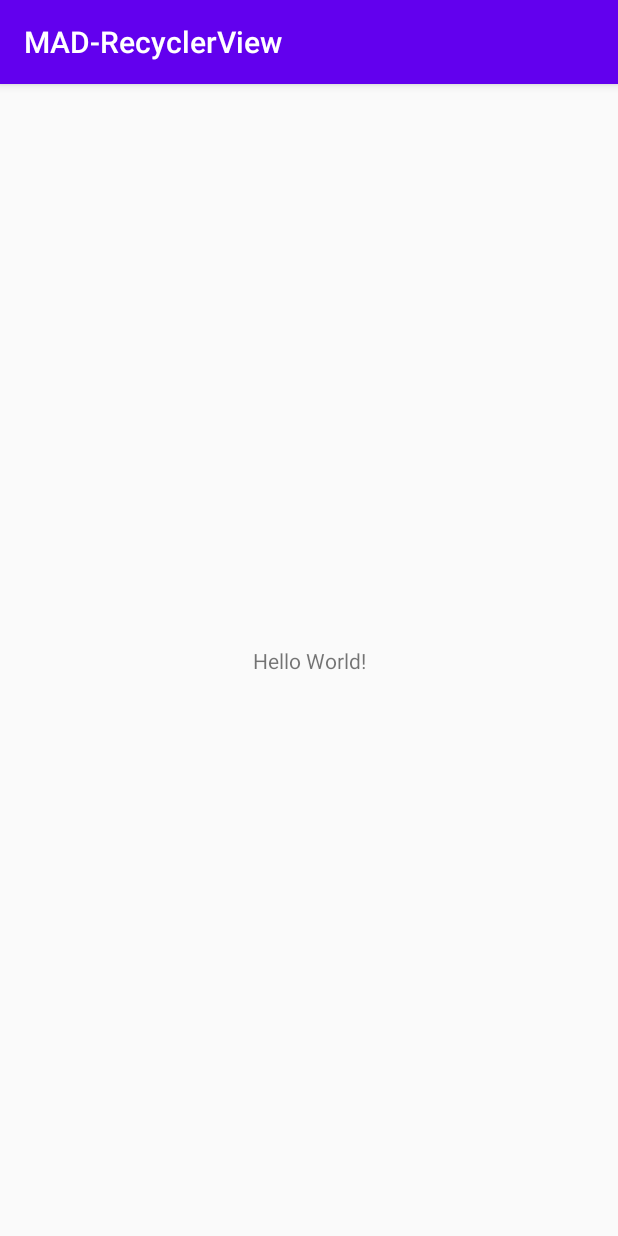
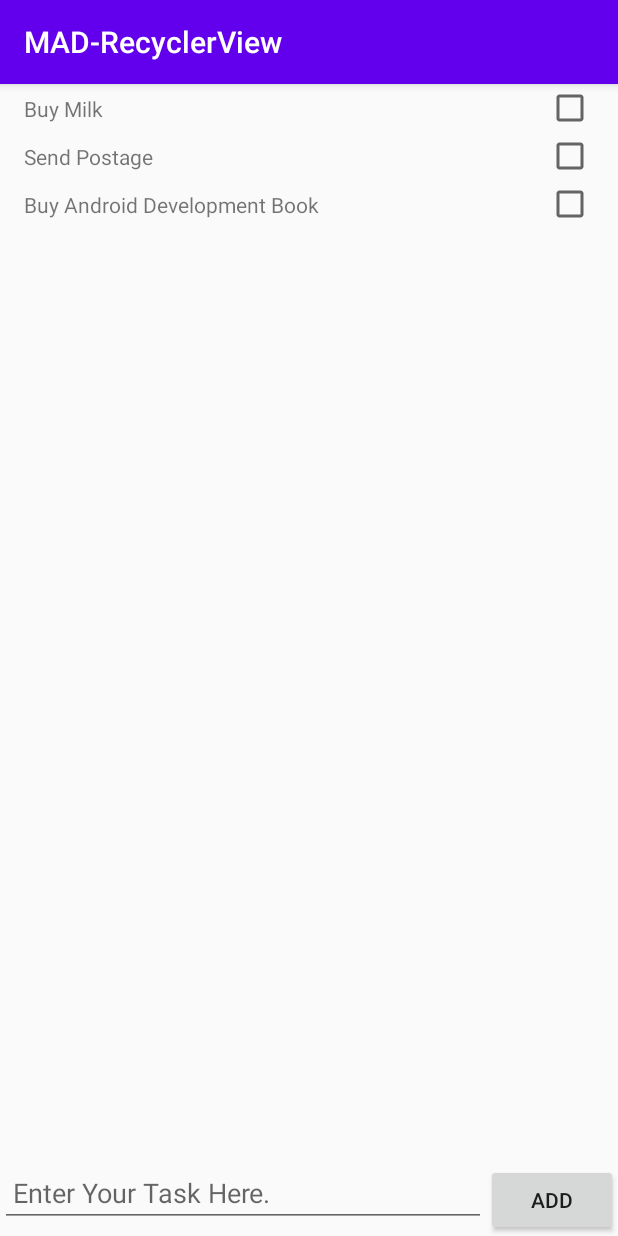
Before and after one commit to MAD-2020/mad-practical-5-recyclerview-DannyPolyLife, an Android app: the screen it shows after launch (MainActivity), on a phone screen of 412 x 824 dp. Run offline under Robolectric (Android 15) with nearby library versions, the phone set to English and light mode, and no system bars.

Commit message:
practical 5 done

```diff
--- a/app/src/main/java/sg/edu/np/mad/mad_recyclerview/MainActivity.java
+++ b/app/src/main/java/sg/edu/np/mad/mad_recyclerview/MainActivity.java
@@ -1,20 +1,60 @@
 package sg.edu.np.mad.mad_recyclerview;
 
 import androidx.appcompat.app.AppCompatActivity;
+import androidx.recyclerview.widget.DefaultItemAnimator;
+import androidx.recyclerview.widget.LinearLayoutManager;
 import androidx.recyclerview.widget.RecyclerView;
 
 import android.content.Context;
 import android.os.Bundle;
+import android.view.View;
 import android.view.inputmethod.InputMethodManager;
+import android.widget.Button;
+import android.widget.EditText;
+import android.widget.TextView;
 
 import java.util.ArrayList;
 
 public class MainActivity extends AppCompatActivity {
 
+    EditText addingToDoItems;
+    Button addingOfItemsBtn;
+    ArrayList<String> toDoTaskList = new ArrayList<>();
+
     @Override
     protected void onCreate(Bundle savedInstanceState) {
         super.onCreate(savedInstanceState);
         setContentView(R.layout.activity_main);
+
+
+        RecyclerView recyclerViewCustom = findViewById(R.id.recyclerView);
+        final recyclerViewAdaptor cAdaptor = new recyclerViewAdaptor(toDoTaskList);
+        LinearLayoutManager cLayoutManager = new LinearLayoutManager(this);
+        recyclerViewCustom.setLayoutManager(cLayoutManager);
+        recyclerViewCustom.setAdapter(cAdaptor);
+        recyclerViewCustom.setItemAnimator(new DefaultItemAnimator());
+
+        InitData();
+
+        Button add = (Button) findViewById(R.id.addTaskBtn);
+        final EditText addingText = (EditText) findViewById(R.id.addTaskEditText);
+        add.setOnClickListener(new View.OnClickListener() {
+            @Override
+            public void onClick(View v) {
+                String data = addingText.getText().toString();
+                toDoTaskList.add(data);
+                cAdaptor.notifyDataSetChanged();
+            }
+        });
+    }
+
+    public void InitData(){
+        String milk = "Buy Milk";
+        String postage = "Send Postage";
+        String androidDevBook = "Buy Android Development Book";
+        toDoTaskList.add(milk);
+        toDoTaskList.add(postage);
+        toDoTaskList.add(androidDevBook);
     }
 
     /**
@@ -32,4 +72,6 @@ public class MainActivity extends AppCompatActivity {
         InputMethodManager imm = (InputMethodManager)getSystemService(Context.INPUT_METHOD_SERVICE);
         imm.hideSoftInputFromWindow(rv.getWindowToken(), 0);
     }
+
+
 }
--- /dev/null
+++ b/app/src/main/java/sg/edu/np/mad/mad_recyclerview/recyclerViewAdaptor.java
@@ -0,0 +1,69 @@
+package sg.edu.np.mad.mad_recyclerview;
+
+import android.app.AlertDialog;
+import android.content.DialogInterface;
+import android.view.LayoutInflater;
+import android.view.View;
+import android.view.ViewGroup;
+import android.widget.TextView;
+
+import androidx.recyclerview.widget.RecyclerView;
+import java.util.ArrayList;
+
+public class recyclerViewAdaptor extends RecyclerView.Adapter<recyclerViewHolder>{
+    private ArrayList<String> todoList;
+    TextView displayItem;
+    public recyclerViewAdaptor(ArrayList<String> listOfThings){
+        this.todoList = listOfThings;
+    }
+
+
+    public recyclerViewHolder onCreateViewHolder(ViewGroup parent, int viewType) {
+        View view = LayoutInflater.from(parent.getContext()).inflate(R.layout.recycler_view_item,parent,false);
+        recyclerViewHolder holder = new recyclerViewHolder(view);
+        return holder;
+    }
+
+    public void onBindViewHolder(recyclerViewHolder holder, final int position){
+        String list_items = todoList.get(position);
+
+        holder.txt.setText(list_items);
+        final String item = holder.txt.getText().toString();
+        holder.deleteArea.setOnClickListener(new View.OnClickListener() {
+            @Override
+            public void onClick(View v) {
+                //Add here the alert and deleting method
+                AlertDialog.Builder builder = new AlertDialog.Builder(v.getContext());
+                // Get the layout inflater
+                LayoutInflater layoutInflater = LayoutInflater.from(v.getContext());
+                // Inflate and set the layout for the dialog
+                // Pass null as the parent view because its going in the dialog layout
+                View AlertView = layoutInflater.inflate(R.layout.alert,null);
+                builder.setView(AlertView)
+                        // Add action buttons
+                        .setPositiveButton("Yes", new DialogInterface.OnClickListener() {
+                            @Override
+                            public void onClick(DialogInterface dialog, int id) {
+                                todoList.remove(position);
+                                notifyDataSetChanged();
+                            }
+                        })
+                        .setNegativeButton("No", new DialogInterface.OnClickListener() {
+                            public void onClick(DialogInterface dialog, int id) {
+                                dialog.cancel();
+                            }
+                        });
+
+                displayItem = (TextView) AlertView.findViewById(R.id.itemName);
+                displayItem.setText(item + "?");
+                AlertDialog alertDialog = builder.create();
+                alertDialog.setTitle("Delete");
+                alertDialog.show();
+            }
+        });
+    }
+
+    public int getItemCount(){
+        return todoList.size();
+    }
+}
--- /dev/null
+++ b/app/src/main/java/sg/edu/np/mad/mad_recyclerview/recyclerViewHolder.java
@@ -0,0 +1,22 @@
+package sg.edu.np.mad.mad_recyclerview;
+
+import android.view.View;
+import android.widget.CheckBox;
+import android.widget.ImageView;
+import android.widget.TextView;
+
+import androidx.constraintlayout.widget.ConstraintLayout;
+import androidx.recyclerview.widget.RecyclerView;
+
+public class recyclerViewHolder extends RecyclerView.ViewHolder {
+    TextView txt;
+    CheckBox checkBox;
+    ConstraintLayout deleteArea;
+
+    public recyclerViewHolder(View itemView){
+        super(itemView);
+        txt = itemView.findViewById(R.id.taskTextView);
+        checkBox = itemView.findViewById(R.id.taskCheckBox);
+        deleteArea = itemView.findViewById(R.id.deletingHitBox);
+    }
+}
--- a/app/src/main/res/layout/activity_main.xml
+++ b/app/src/main/res/layout/activity_main.xml
@@ -5,14 +5,38 @@
     android:layout_width="match_parent"
     android:layout_height="match_parent"
     tools:context=".MainActivity">
+<LinearLayout
+    android:layout_width="match_parent"
+    android:layout_height="match_parent"
+    android:orientation="vertical">
 
-    <TextView
-        android:layout_width="wrap_content"
+    <androidx.recyclerview.widget.RecyclerView
+        android:id="@+id/recyclerView"
+        android:layout_width="match_parent"
+        android:layout_height="0dp"
+        android:layout_weight="1"
+        tools:listitem="@layout/recycler_view_item" />
+
+    <LinearLayout
+        android:layout_width="match_parent"
         android:layout_height="wrap_content"
-        android:text="Hello World!"
-        app:layout_constraintBottom_toBottomOf="parent"
-        app:layout_constraintLeft_toLeftOf="parent"
-        app:layout_constraintRight_toRightOf="parent"
-        app:layout_constraintTop_toTopOf="parent" />
+        android:orientation="horizontal">
+
+        <EditText
+            android:id="@+id/addTaskEditText"
+            android:layout_width="0dp"
+            android:layout_height="wrap_content"
+            android:layout_weight="1"
+            android:hint=" Enter Your Task Here."
+            android:inputType="textPersonName"></EditText>
+
+        <Button
+            android:id="@+id/addTaskBtn"
+            android:layout_width="wrap_content"
+            android:layout_height="wrap_content"
+            android:layout_marginTop="3dp"
+            android:text="Add"></Button>
+    </LinearLayout>
+</LinearLayout>
 
 </androidx.constraintlayout.widget.ConstraintLayout>
--- /dev/null
+++ b/app/src/main/res/layout/recycler_view_item.xml
@@ -0,0 +1,27 @@
+<?xml version="1.0" encoding="utf-8"?>
+<androidx.constraintlayout.widget.ConstraintLayout xmlns:android="http://schemas.android.com/apk/res/android"
+    xmlns:app="http://schemas.android.com/apk/res-auto"
+    xmlns:tools="http://schemas.android.com/tools"
+    android:id="@+id/deletingHitBox"
+    android:layout_width="match_parent"
+    android:layout_height="wrap_content">
+
+  <TextView
+      android:id="@+id/taskTextView"
+      android:layout_width="wrap_content"
+      android:layout_height="wrap_content"
+      android:layout_marginStart="16dp"
+      android:text="TextView"
+      app:layout_constraintBottom_toBottomOf="parent"
+      app:layout_constraintStart_toStartOf="parent"
+      app:layout_constraintTop_toTopOf="parent" />
+
+  <CheckBox
+      android:id="@+id/taskCheckBox"
+      android:layout_width="wrap_content"
+      android:layout_height="wrap_content"
+      android:layout_marginEnd="16dp"
+      app:layout_constraintBottom_toBottomOf="@+id/taskTextView"
+      app:layout_constraintEnd_toEndOf="parent"
+      app:layout_constraintTop_toTopOf="@+id/taskTextView" />
+</androidx.constraintlayout.widget.ConstraintLayout>
--- a/build.gradle
+++ b/build.gradle
@@ -8,7 +8,7 @@ buildscript {
 
     }
     dependencies {
-        classpath 'com.android.tools.build:gradle:3.6.2'
+        classpath 'com.android.tools.build:gradle:3.6.3'
 
 
         // NOTE: Do not place your application dependencies here; they belong
```
Also changed, not shown: app/src/main/res/layout/alert.xml (added, +37 -0 lines).
